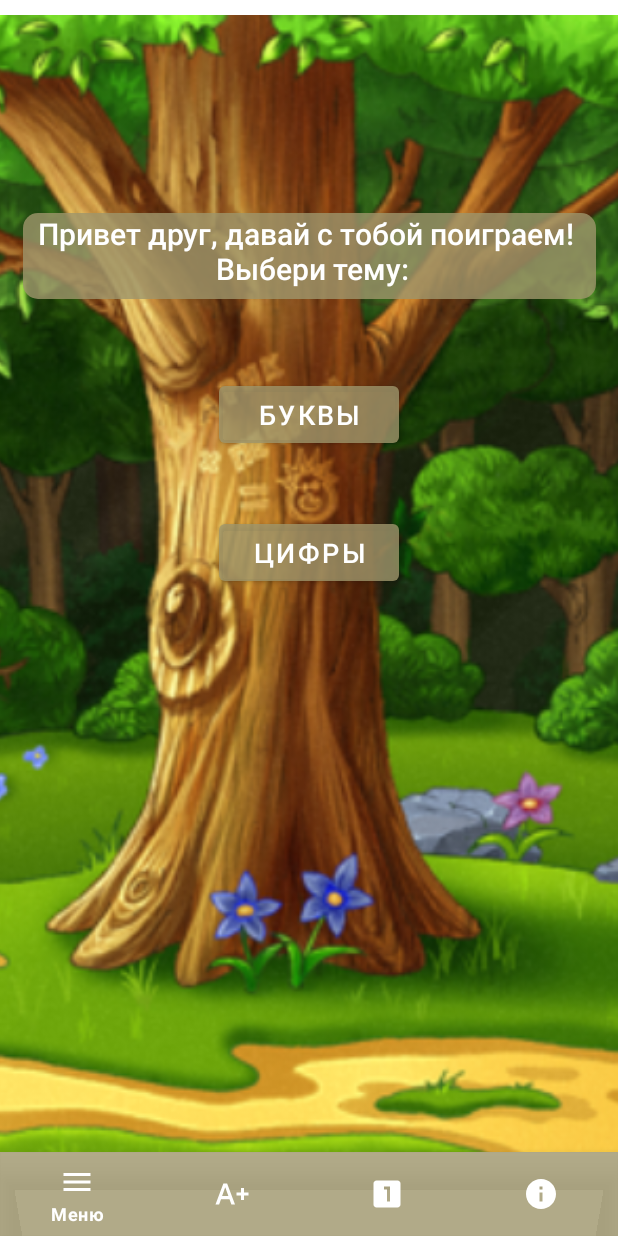
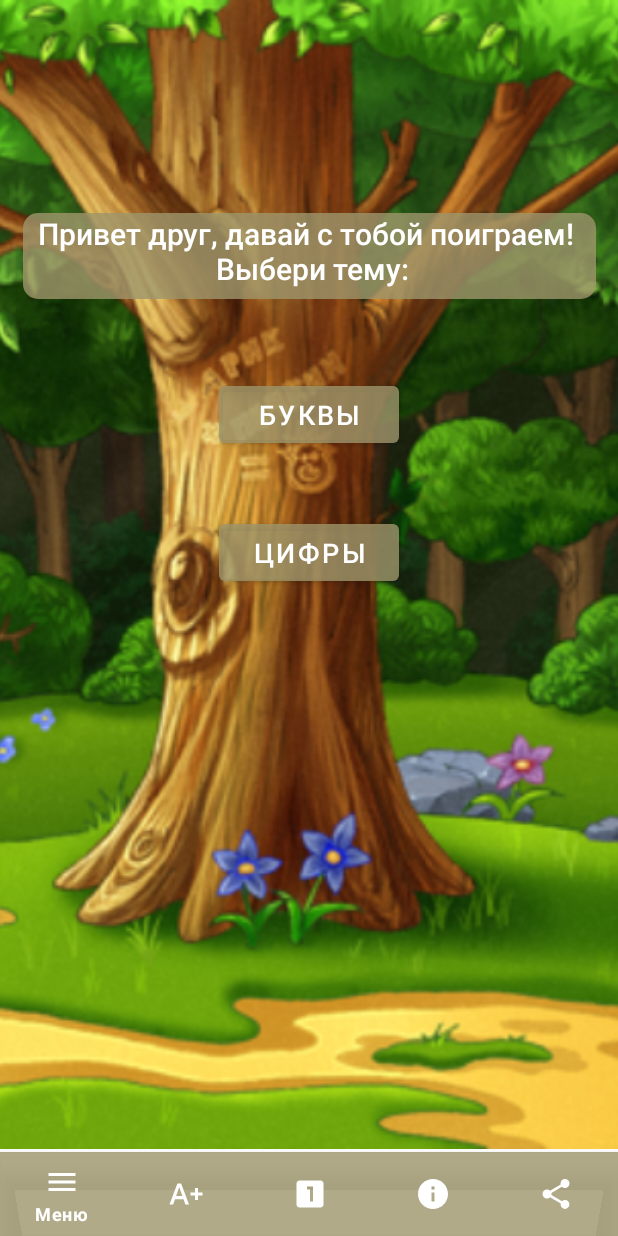
Before and after one commit to Ainaz10/MyFirstTestApp2, an Android app: the screen it shows after launch (MainActivity), on a phone screen of 412 x 824 dp. Run offline under Robolectric (Android 15) with nearby library versions, the phone set to English and light mode, and no system bars.

Commit message:
все работает но есть глюки с картинкой

```diff
--- a/app/src/main/java/com/example/myfirsttestapp/MainActivity.kt
+++ b/app/src/main/java/com/example/myfirsttestapp/MainActivity.kt
@@ -16,6 +16,15 @@
     override fun onCreate(savedInstanceState: Bundle?) {
         super.onCreate(savedInstanceState)
         setContentView(R.layout.activity_main)
+
+        val intent = Intent(Intent.ACTION_SEND)
+        intent.type = "text/plain"
+        intent.putExtra(
+            Intent.EXTRA_TEXT,
+            "Делюсь приложением для детей от 2 до 5 лет. Быстрее посмотри!"
+        )
+
+
 
         // окно букв
 /*        val buttonAlfabet: Button = findViewById(R.id.button_alfabet)
@@ -59,12 +68,18 @@
                     val aboutFragment = AboutFragment()
                     replaceFragment(aboutFragment)
                 }
+                R.id.share_button-> {
+                    val chooser = Intent.createChooser(intent, " Поделиться ")
+                        startActivity(chooser)
+
+                }
 
             }
             true
         }
 
-        bottomMenu.selectedItemId = savedInstanceState?.getInt(LAST_SELECTED_ITEM) ?: R.id.bottom_menu
+        bottomMenu.selectedItemId =
+            savedInstanceState?.getInt(LAST_SELECTED_ITEM) ?: R.id.bottom_menu
     }
 
     private fun replaceFragment(fragment: Fragment) {
@@ -80,4 +95,4 @@
     }
 
 
-    }
+}
--- /dev/null
+++ b/app/src/main/res/drawable/ic_baseline_share_24.xml
@@ -0,0 +1,10 @@
+<vector xmlns:android="http://schemas.android.com/apk/res/android"
+    android:width="24dp"
+    android:height="24dp"
+    android:viewportWidth="24"
+    android:viewportHeight="24"
+    android:tint="?attr/colorControlNormal">
+  <path
+      android:fillColor="@android:color/white"
+      android:pathData="M18,16.08c-0.76,0 -1.44,0.3 -1.96,0.77L8.91,12.7c0.05,-0.23 0.09,-0.46 0.09,-0.7s-0.04,-0.47 -0.09,-0.7l7.05,-4.11c0.54,0.5 1.25,0.81 2.04,0.81 1.66,0 3,-1.34 3,-3s-1.34,-3 -3,-3 -3,1.34 -3,3c0,0.24 0.04,0.47 0.09,0.7L8.04,9.81C7.5,9.31 6.79,9 6,9c-1.66,0 -3,1.34 -3,3s1.34,3 3,3c0.79,0 1.5,-0.31 2.04,-0.81l7.12,4.16c-0.05,0.21 -0.08,0.43 -0.08,0.65 0,1.61 1.31,2.92 2.92,2.92 1.61,0 2.92,-1.31 2.92,-2.92s-1.31,-2.92 -2.92,-2.92z"/>
+</vector>
--- a/app/src/main/res/layout/fragment_menu.xml
+++ b/app/src/main/res/layout/fragment_menu.xml
@@ -8,20 +8,22 @@
     tools:context=".MenuFragment">
 
     <androidx.constraintlayout.widget.ConstraintLayout
+        android:id="@+id/constraintLayout"
         android:layout_width="match_parent"
         android:layout_height="match_parent">
 
 
         <ImageView
             android:id="@+id/imageView3"
-            android:layout_width="1052dp"
-            android:layout_height="1775dp"
+            android:layout_width="match_parent"
+            android:layout_height="match_parent"
+            android:layout_marginBottom="2dp"
+            android:scaleType="centerCrop"
             android:src="@drawable/derevo"
-            app:layout_constraintBottom_toBottomOf="parent"
-            app:layout_constraintEnd_toEndOf="parent"
+            app:layout_constraintBottom_toTopOf="@+id/constraintLayout"
+            app:layout_constraintEnd_toStartOf="@+id/constraintLayout"
             app:layout_constraintStart_toStartOf="parent"
-            app:layout_constraintTop_toTopOf="parent"
-            app:layout_constraintVertical_bias="0.48000002" />
+            app:layout_constraintTop_toTopOf="parent" />
 
         <TextView
             android:id="@+id/textView"
--- a/app/src/main/res/menu/bottom_menu.xml
+++ b/app/src/main/res/menu/bottom_menu.xml
@@ -22,6 +22,10 @@
         android:id="@+id/about_bottom"
         android:icon="@drawable/ic_baseline_info_24"
         android:title="@string/about" />
+    <item
+        android:id="@+id/share_button"
+        android:icon="@drawable/ic_baseline_share_24"
+        android:title="@string/share_text" />
 
 
 </menu>
--- a/app/src/main/res/values/strings.xml
+++ b/app/src/main/res/values/strings.xml
@@ -15,4 +15,5 @@
     <string name="about">О нас</string>
     <string name="age_text">Игра была разработана для детей от 2 до 5 лет</string>
     <string name="to_back">Назад</string>
+    <string name="share_text">Поделиться</string>
 </resources>
--- a/build.gradle
+++ b/build.gradle
@@ -6,7 +6,7 @@
     }
     dependencies {
         classpath "com.android.tools.build:gradle:7.0.3"
-        classpath "org.jetbrains.kotlin:kotlin-gradle-plugin:1.5.31"
+        classpath 'org.jetbrains.kotlin:kotlin-gradle-plugin:1.6.0'
 
         // NOTE: Do not place your application dependencies here; they belong
         // in the individual module build.gradle files
```
Also changed, not shown: app/src/main/AndroidManifest.xml (+3 -8 lines), app/src/main/java/com/example/myfirsttestapp/SecondActivity.kt (added, +11 -0 lines), app/src/main/res/layout/activity_second.xml (added, +9 -0 lines). Lines whose indentation alone changed are shown as unchanged.
